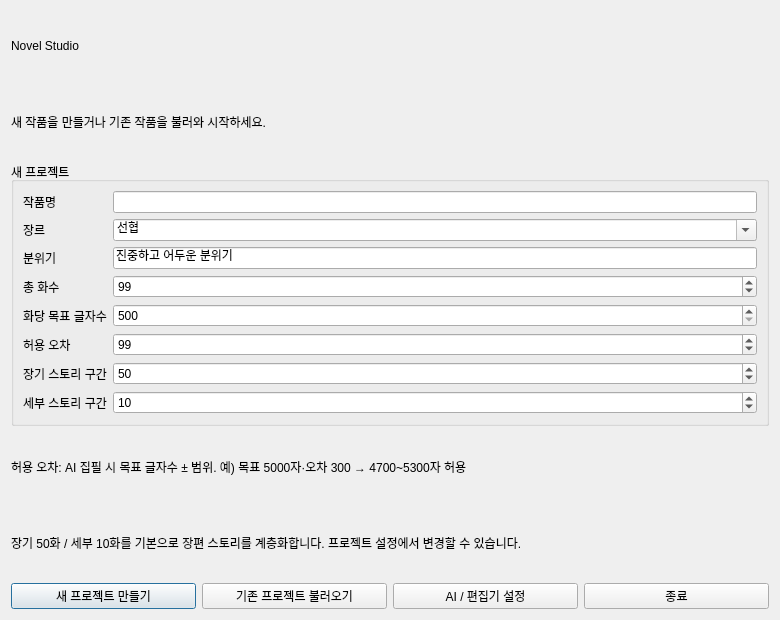
Donian-kor/Novel_Studio_v0.1, file novel_studio/ui/forms/startup.ui: the form before one commit.
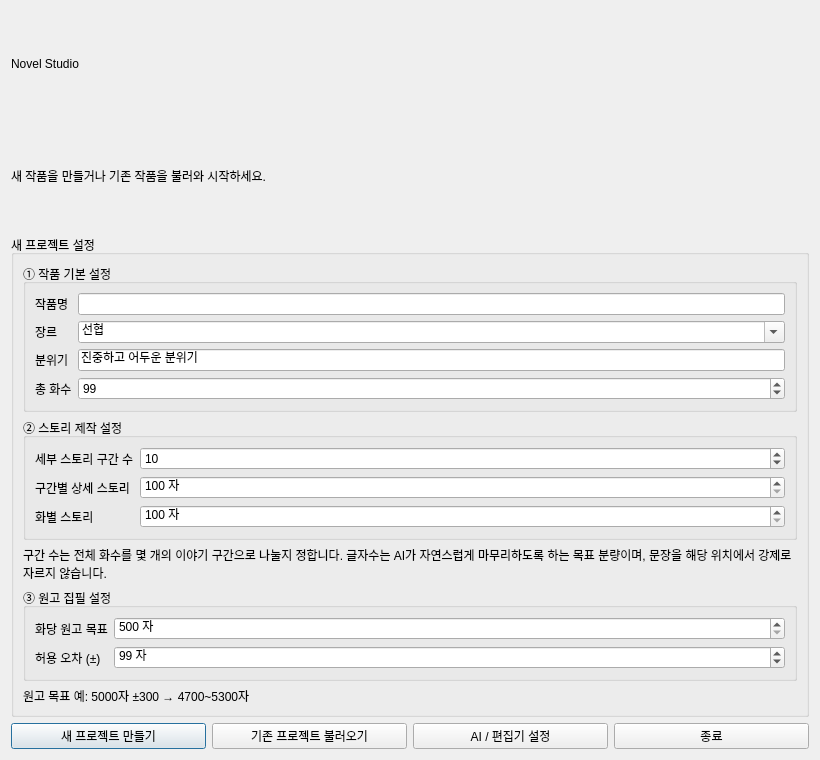
The form after the commit.

The edit to the form file:
```diff
--- a/novel_studio/ui/forms/startup.ui
+++ b/novel_studio/ui/forms/startup.ui
@@ -1,2 +1,52 @@
 <?xml version="1.0" encoding="UTF-8"?>
-<ui version="4.0"><class>StartupDialog</class><widget class="QDialog" name="StartupDialog"><property name="windowTitle"><string>Novel Studio - 프로젝트 시작</string></property><property name="minimumSize"><size><width>780</width><height>620</height></size></property><layout class="QVBoxLayout" name="root"><item><widget class="QLabel" name="welcome"><property name="text"><string>Novel Studio</string></property></widget></item><item><widget class="QLabel" name="desc"><property name="text"><string>새 작품을 만들거나 기존 작품을 불러와 시작하세요.</string></property></widget></item><item><widget class="QGroupBox" name="newBox"><property name="title"><string>새 프로젝트</string></property><layout class="QFormLayout" name="newForm"><item row="0" column="0"><widget class="QLabel" name="titleLabel"><property name="text"><string>작품명</string></property></widget></item><item row="0" column="1"><widget class="QLineEdit" name="titleEdit"/></item><item row="1" column="0"><widget class="QLabel" name="genreLabel"><property name="text"><string>장르</string></property></widget></item><item row="1" column="1"><widget class="QComboBox" name="genreEdit"><property name="editable"><bool>true</bool></property><item><property name="text"><string>선협</string></property></item><item><property name="text"><string>무협</string></property></item><item><property name="text"><string>판타지</string></property></item><item><property name="text"><string>로맨스</string></property></item><item><property name="text"><string>현대</string></property></item><item><property name="text"><string>스릴러</string></property></item><item><property name="text"><string>호러</string></property></item><item><property name="text"><string>SF</string></property></item><item><property name="text"><string>역사</string></property></item><item><property name="text"><string>게임</string></property></item></widget></item><item row="2" column="0"><widget class="QLabel" name="moodLabel"><property name="text"><string>분위기</string></property></widget></item><item row="2" column="1"><widget class="QLineEdit" name="moodEdit"><property name="text"><string>진중하고 어두운 분위기</string></property></widget></item><item row="3" column="0"><widget class="QLabel" name="totalLabel"><property name="text"><string>총 화수</string></property></widget></item><item row="3" column="1"><widget class="QSpinBox" name="totalSpin"><property name="value"><number>500</number></property><property name="minimum"><number>1</number></property><property name="maximum"><number>5000</number></property></widget></item><item row="4" column="0"><widget class="QLabel" name="charsLabel"><property name="text"><string>화당 목표 글자수</string></property></widget></item><item row="4" column="1"><widget class="QSpinBox" name="charSpin"><property name="value"><number>5000</number></property><property name="minimum"><number>500</number></property><property name="maximum"><number>30000</number></property></widget></item><item row="5" column="0"><widget class="QLabel" name="tolLabel"><property name="text"><string>허용 오차</string></property></widget></item><item row="5" column="1"><widget class="QSpinBox" name="tolSpin"><property name="value"><number>300</number></property><property name="minimum"><number>0</number></property><property name="maximum"><number>5000</number></property></widget></item><item row="6" column="0"><widget class="QLabel" name="longStoryLabel"><property name="text"><string>장기 스토리 구간</string></property></widget></item><item row="6" column="1"><widget class="QSpinBox" name="longStorySpin"><property name="value"><number>50</number></property><property name="minimum"><number>1</number></property><property name="maximum"><number>500</number></property></widget></item><item row="7" column="0"><widget class="QLabel" name="subStoryLabel"><property name="text"><string>세부 스토리 구간</string></property></widget></item><item row="7" column="1"><widget class="QSpinBox" name="subStorySpin"><property name="value"><number>10</number></property><property name="minimum"><number>1</number></property><property name="maximum"><number>100</number></property></widget></item></layout></widget></item><item><widget class="QLabel" name="tolHelp"><property name="wordWrap"><bool>true</bool></property><property name="text"><string>허용 오차: AI 집필 시 목표 글자수 ± 범위. 예) 목표 5000자·오차 300 → 4700~5300자 허용</string></property></widget></item><item><widget class="QLabel" name="sectionHelp"><property name="wordWrap"><bool>true</bool></property><property name="text"><string>장기 50화 / 세부 10화를 기본으로 장편 스토리를 계층화합니다. 프로젝트 설정에서 변경할 수 있습니다.</string></property></widget></item><item><layout class="QHBoxLayout" name="actions"><item><widget class="QPushButton" name="createBtn"><property name="text"><string>새 프로젝트 만들기</string></property></widget></item><item><widget class="QPushButton" name="openBtn"><property name="text"><string>기존 프로젝트 불러오기</string></property></widget></item><item><widget class="QPushButton" name="settingsBtn"><property name="text"><string>AI / 편집기 설정</string></property></widget></item><item><widget class="QPushButton" name="exitBtn"><property name="text"><string>종료</string></property></widget></item></layout></item></layout></widget><resources/><connections/></ui>
+<ui version="4.0">
+ <class>StartupDialog</class>
+ <widget class="QDialog" name="StartupDialog">
+  <property name="windowTitle"><string>Novel Studio - 프로젝트 시작</string></property>
+  <property name="minimumSize"><size><width>820</width><height>760</height></size></property>
+  <layout class="QVBoxLayout" name="root">
+   <item><widget class="QLabel" name="welcome"><property name="text"><string>Novel Studio</string></property></widget></item>
+   <item><widget class="QLabel" name="desc"><property name="text"><string>새 작품을 만들거나 기존 작품을 불러와 시작하세요.</string></property><property name="wordWrap"><bool>true</bool></property></widget></item>
+   <item>
+    <widget class="QGroupBox" name="newBox"><property name="title"><string>새 프로젝트 설정</string></property>
+     <layout class="QVBoxLayout" name="newRoot">
+      <item><widget class="QGroupBox" name="basicBox"><property name="title"><string>① 작품 기본 설정</string></property>
+       <layout class="QFormLayout" name="basicForm">
+        <item row="0" column="0"><widget class="QLabel" name="titleLabel"><property name="text"><string>작품명</string></property></widget></item>
+        <item row="0" column="1"><widget class="QLineEdit" name="titleEdit"/></item>
+        <item row="1" column="0"><widget class="QLabel" name="genreLabel"><property name="text"><string>장르</string></property></widget></item>
+        <item row="1" column="1"><widget class="QComboBox" name="genreEdit"><property name="editable"><bool>true</bool></property><item><property name="text"><string>선협</string></property></item><item><property name="text"><string>무협</string></property></item><item><property name="text"><string>판타지</string></property></item><item><property name="text"><string>로맨스</string></property></item><item><property name="text"><string>현대</string></property></item><item><property name="text"><string>스릴러</string></property></item><item><property name="text"><string>호러</string></property></item><item><property name="text"><string>SF</string></property></item><item><property name="text"><string>역사</string></property></item><item><property name="text"><string>게임</string></property></item></widget></item>
+        <item row="2" column="0"><widget class="QLabel" name="moodLabel"><property name="text"><string>분위기</string></property></widget></item>
+        <item row="2" column="1"><widget class="QLineEdit" name="moodEdit"><property name="text"><string>진중하고 어두운 분위기</string></property></widget></item>
+        <item row="3" column="0"><widget class="QLabel" name="totalLabel"><property name="text"><string>총 화수</string></property></widget></item>
+        <item row="3" column="1"><widget class="QSpinBox" name="totalSpin"><property name="value"><number>500</number></property><property name="minimum"><number>1</number></property><property name="maximum"><number>5000</number></property></widget></item>
+       </layout>
+      </widget></item>
+      <item><widget class="QGroupBox" name="storyBox"><property name="title"><string>② 스토리 제작 설정</string></property>
+       <layout class="QFormLayout" name="storyForm">
+        <item row="0" column="0"><widget class="QLabel" name="detailCountLabel"><property name="text"><string>세부 스토리 구간 수</string></property></widget></item>
+        <item row="0" column="1"><widget class="QSpinBox" name="detailCountSpin"><property name="value"><number>10</number></property><property name="minimum"><number>1</number></property><property name="maximum"><number>5000</number></property></widget></item>
+        <item row="1" column="0"><widget class="QLabel" name="detailCharsLabel"><property name="text"><string>구간별 상세 스토리</string></property></widget></item>
+        <item row="1" column="1"><widget class="QSpinBox" name="detailStoryCharsSpin"><property name="value"><number>500</number></property><property name="minimum"><number>100</number></property><property name="maximum"><number>10000</number></property><property name="suffix"><string> 자</string></property></widget></item>
+        <item row="2" column="0"><widget class="QLabel" name="chapterStoryCharsLabel"><property name="text"><string>화별 스토리</string></property></widget></item>
+        <item row="2" column="1"><widget class="QSpinBox" name="chapterStoryCharsSpin"><property name="value"><number>500</number></property><property name="minimum"><number>100</number></property><property name="maximum"><number>5000</number></property><property name="suffix"><string> 자</string></property></widget></item>
+       </layout>
+      </widget></item>
+      <item><widget class="QLabel" name="storyHelp"><property name="wordWrap"><bool>true</bool></property><property name="text"><string>구간 수는 전체 화수를 몇 개의 이야기 구간으로 나눌지 정합니다. 글자수는 AI가 자연스럽게 마무리하도록 하는 목표 분량이며, 문장을 해당 위치에서 강제로 자르지 않습니다.</string></property></widget></item>
+      <item><widget class="QGroupBox" name="manuscriptBox"><property name="title"><string>③ 원고 집필 설정</string></property>
+       <layout class="QFormLayout" name="manuscriptForm">
+        <item row="0" column="0"><widget class="QLabel" name="charsLabel"><property name="text"><string>화당 원고 목표</string></property></widget></item>
+        <item row="0" column="1"><widget class="QSpinBox" name="charSpin"><property name="value"><number>5000</number></property><property name="minimum"><number>500</number></property><property name="maximum"><number>30000</number></property><property name="suffix"><string> 자</string></property></widget></item>
+        <item row="1" column="0"><widget class="QLabel" name="tolLabel"><property name="text"><string>허용 오차 (±)</string></property></widget></item>
+        <item row="1" column="1"><widget class="QSpinBox" name="tolSpin"><property name="value"><number>300</number></property><property name="minimum"><number>0</number></property><property name="maximum"><number>5000</number></property><property name="suffix"><string> 자</string></property></widget></item>
+       </layout>
+      </widget></item>
+      <item><widget class="QLabel" name="tolHelp"><property name="wordWrap"><bool>true</bool></property><property name="text"><string>원고 목표 예: 5000자 ±300 → 4700~5300자</string></property></widget></item>
+     </layout>
+    </widget>
+   </item>
+   <item><layout class="QHBoxLayout" name="actions"><item><widget class="QPushButton" name="createBtn"><property name="text"><string>새 프로젝트 만들기</string></property></widget></item><item><widget class="QPushButton" name="openBtn"><property name="text"><string>기존 프로젝트 불러오기</string></property></widget></item><item><widget class="QPushButton" name="settingsBtn"><property name="text"><string>AI / 편집기 설정</string></property></widget></item><item><widget class="QPushButton" name="exitBtn"><property name="text"><string>종료</string></property></widget></item></layout></item>
+  </layout>
+ </widget>
+ <resources/><connections/>
+</ui>
```
